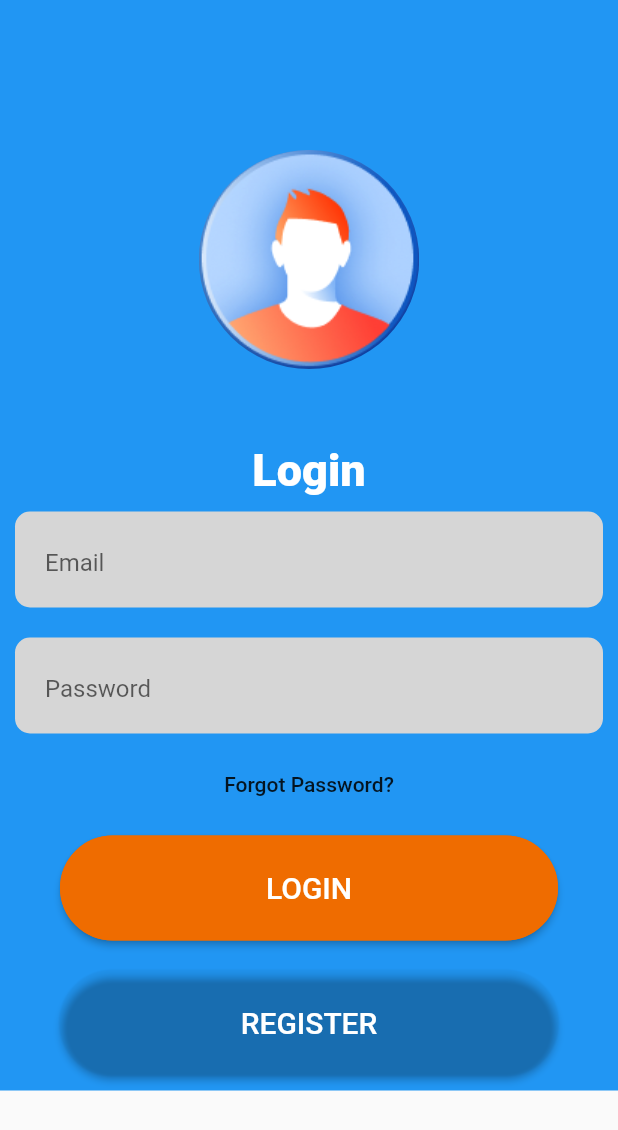
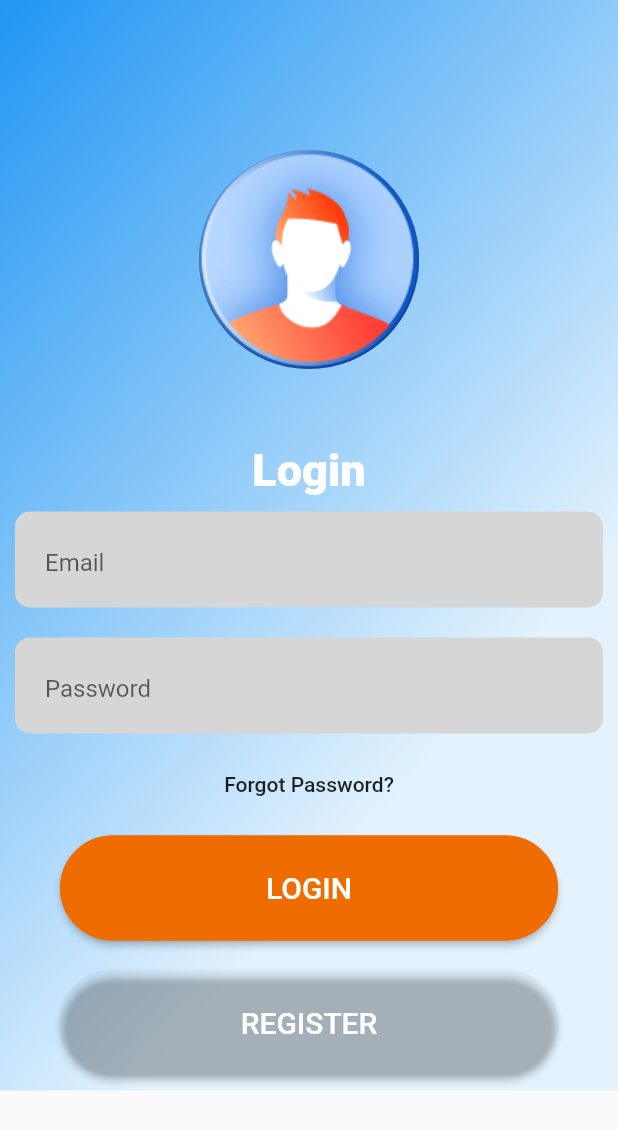
Before and after one commit to vasilevkin/flutter_gallery, a Flutter app: the SimpleColorLoginScreen screen opened by its route, on a phone screen of 412 x 824 dp. Shown: the top 1130 px of the screen. Run offline on Flutter 3.47's test engine with Material 2 defaults, Android fonts, the phone set to English and light mode, and no system bars.

Commit message:
Add gradient background color.

```diff
--- /dev/null
+++ b/lib/ui/screens/login/simple_color_constants.dart
@@ -0,0 +1,11 @@
+import 'package:flutter/material.dart';
+
+var backgroundColor = BoxDecoration(
+  gradient: LinearGradient(
+    colors: [
+      Colors.blue,
+      Colors.blue[50],
+    ],
+    begin: const FractionalOffset(0, 0),
+  ),
+);
--- a/lib/ui/screens/login/simple_color_login_screen.dart
+++ b/lib/ui/screens/login/simple_color_login_screen.dart
@@ -1,4 +1,5 @@
 import 'package:flutter/material.dart';
+import 'package:flutter_gallery/ui/screens/login/simple_color_constants.dart';
 
 class SimpleColorLoginScreen extends StatefulWidget {
   @override
@@ -12,7 +13,7 @@ class _SimpleColorLoginScreenState extends State<SimpleColorLoginScreen> {
   Widget build(BuildContext context) {
     return Scaffold(
       body: Container(
-        color: Colors.blue,
+        decoration: backgroundColor,
         child: SingleChildScrollView(
           child: Column(
             children: [
```
